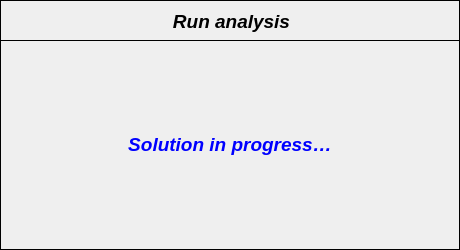
This is pulse/uix/user_input/ui/runAnalysisInput.ui in open-pulse/OpenPulse as Qt 5 draws it before an edit. The edited form follows.
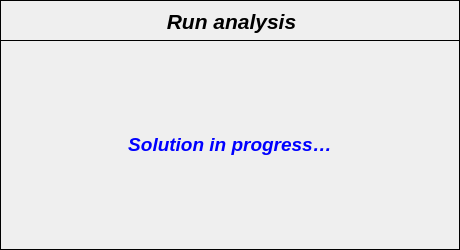
This is the edited form. Icons and pictures are not drawn.

Diff of the .ui file:
```diff
--- a/pulse/uix/user_input/ui/runAnalysisInput.ui
+++ b/pulse/uix/user_input/ui/runAnalysisInput.ui
@@ -106,7 +106,7 @@
      <property name="font">
       <font>
        <family>Arial</family>
-       <pointsize>14</pointsize>
+       <pointsize>16</pointsize>
        <weight>75</weight>
        <italic>true</italic>
        <bold>true</bold>
```
